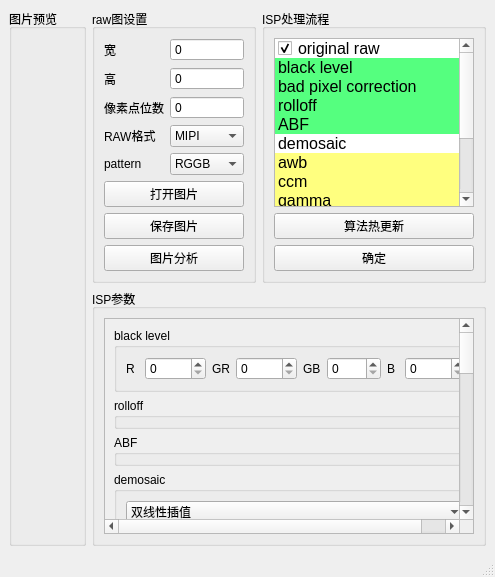
Qt form tools/rawimageeditor/ui/rawimageeditor_window.ui (xiaoqinxing/ImageTools) before a commit.
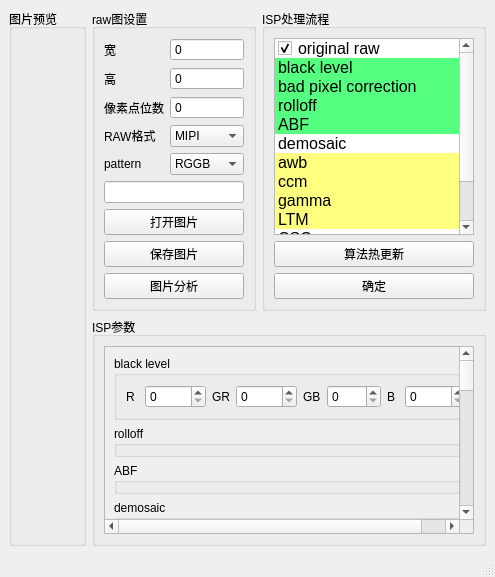
The same form after that commit.

```diff
--- a/tools/rawimageeditor/ui/rawimageeditor_window.ui
+++ b/tools/rawimageeditor/ui/rawimageeditor_window.ui
@@ -189,6 +189,9 @@
                </property>
               </spacer>
              </item>
+             <item>
+              <widget class="QLineEdit" name="filename"/>
+             </item>
              <item>
               <widget class="QPushButton" name="open_image">
                <property name="text">
@@ -524,7 +527,7 @@
             <property name="geometry">
              <rect>
               <x>0</x>
-              <y>-360</y>
+              <y>0</y>
               <width>364</width>
               <height>650</height>
              </rect>
```
